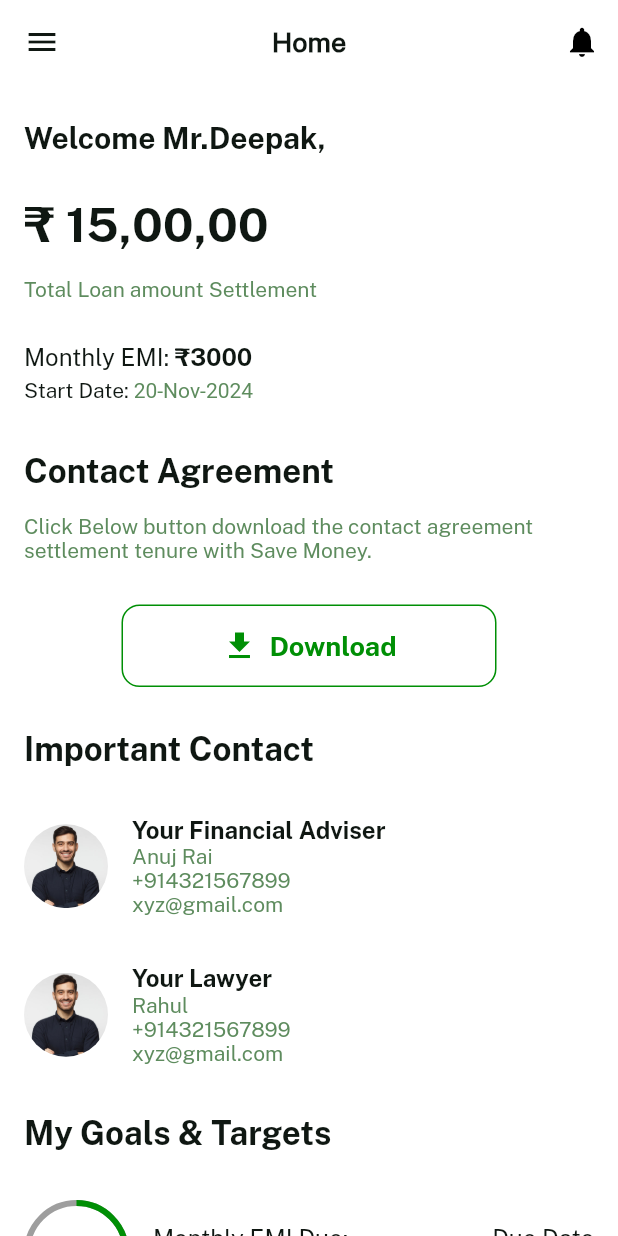
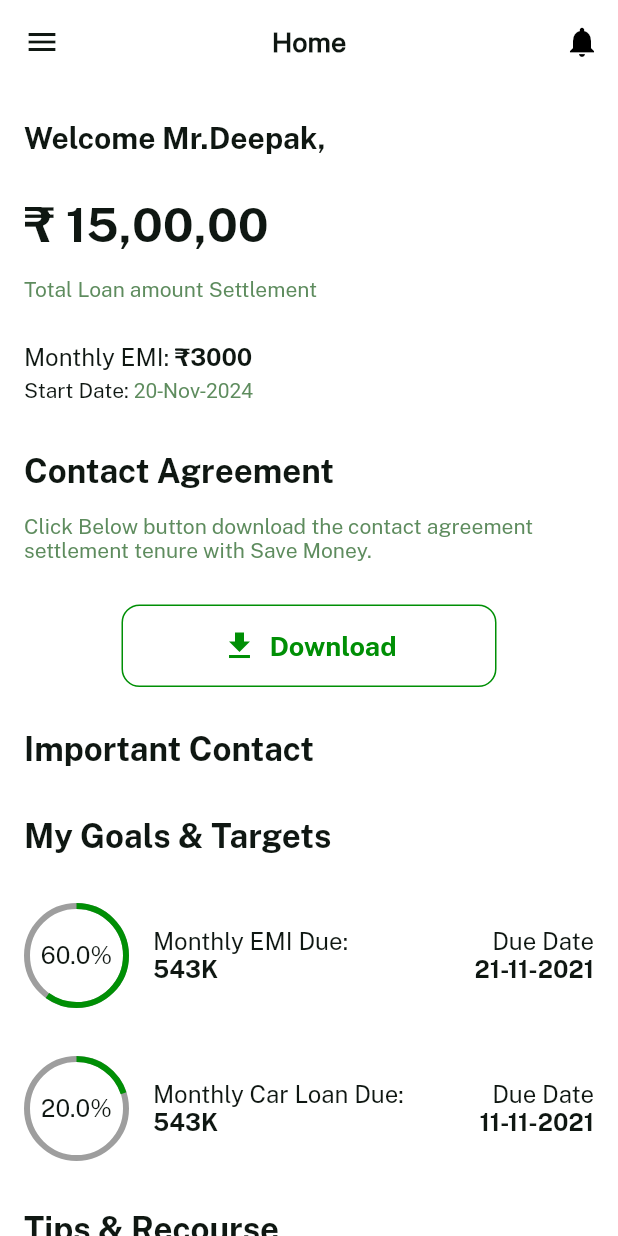
Before and after one commit to Anuj-Rai12/settle_loan, a Flutter app: the HomeScreen screen opened by its route, on a phone screen of 412 x 824 dp. Run offline on Flutter 3.47's test engine with Material 2 defaults, Android fonts, the phone set to English and light mode, and no system bars; drawn by our look-alikes of percent_indicator; our stand-ins replace flutter_bloc, shared_preferences; missing offline and left inert: sealed_flutter_bloc; accounts and stored records are empty; network calls fail.

```diff
--- a/lib/domain/model/ImportantContactInfomation.dart
+++ /dev/null
@@ -1,31 +0,0 @@
-import '../../values/res/Resources.dart';
-
-class ImportantContactInformation {
-  String title;
-  String name;
-  String phoneNumber;
-  String email;
-  String src;
-
-  ImportantContactInformation(
-      {required this.title,
-      required this.email,
-      required this.name,
-      required this.src,
-      required this.phoneNumber});
-
-  static List<ImportantContactInformation> contacts = [
-    ImportantContactInformation(
-        title: "Your Financial Adviser",
-        email: "xyz@gmail.com",
-        phoneNumber: "+914321567899",
-        src: profilePic,
-        name: "Anuj Rai"),
-    ImportantContactInformation(
-        title: "Your Lawyer",
-        email: "xyz@gmail.com",
-        phoneNumber: "+914321567899",
-        src: profilePic,
-        name: "Rahul")
-  ];
-}
--- a/lib/main.dart
+++ b/lib/main.dart
@@ -19,6 +19,7 @@ import 'package:loansettle/presentaion/ui/NegoatationScreen.dart';
 import 'package:loansettle/presentaion/ui/SplashScreen.dart';
 import 'package:loansettle/presentaion/viewmodel/EscalationScreenViewModel.dart';
 import 'package:loansettle/presentaion/viewmodel/ForgetPasswordViewModel.dart';
+import 'package:loansettle/presentaion/viewmodel/ImportantContactViewModel.dart';
 import 'package:loansettle/presentaion/viewmodel/LoginViewModel.dart';
 import 'package:loansettle/presentaion/viewmodel/TipsAndResoucesViewModel.dart';
 import 'package:loansettle/values/color/Colors.dart';
@@ -44,6 +45,7 @@ class MyApp extends StatelessWidget {
           BlocProvider(create: (context) => TipsAndResourcesViewModel()),
           BlocProvider(create: (context) => EscalationScreenViewModel()),
           BlocProvider(create: (context) => ForgetPasswordViewModel()),
+          BlocProvider(create: (context) => ImportantContactViewModel()),
         ],
         child: MaterialApp(
           theme: ThemeData(
--- a/lib/presentaion/ui/HomeScreen.dart
+++ b/lib/presentaion/ui/HomeScreen.dart
@@ -1,6 +1,5 @@
 import 'package:flutter/material.dart';
 import 'package:loansettle/domain/model/GoalsAndTraget.dart';
-import 'package:loansettle/domain/model/ImportantContactInfomation.dart';
 import 'package:loansettle/domain/model/TipsAndResource.dart';
 import 'package:loansettle/presentaion/ui/adaptor/GoalsTargetsAdaptor.dart';
 import 'package:loansettle/presentaion/ui/adaptor/LaywerInfo.dart';
@@ -172,8 +171,8 @@ class _HomeScreenState extends State<HomeScreen> {
                     fontSize: 22,
                   )),
             ),
-            listOfImportantContact(
-                ImportantContactInformation.contacts, context),
+          /*  listOfImportantContact(
+                ImportantContactInformation.contacts, context),*/
             Container(
               padding: const EdgeInsets.all(16),
               child: const Text("My Goals & Targets",
--- a/lib/presentaion/ui/LoginScreen.dart
+++ b/lib/presentaion/ui/LoginScreen.dart
@@ -143,11 +143,13 @@ class _LoginScreenState extends State<LoginScreen> {
                     context.goToNextScreenPopUp("/goTOScreen")
                   },
                   (error) => {
-                        showDialogBox(
+                    context.goToNextScreenPopUp("/goTOScreen")
+                        /*showDialogBox(
                             context,
                             "Failed",
                             "${isValidString(error.error) ? error.e.toString() : error.error}",
-                            true,(){})
+                            true,(){})*/
+
                       });
             },
             child: SealedBlocBuilder4<LoginViewModel, SealedState, Inital,
--- a/lib/presentaion/ui/adaptor/LaywerInfo.dart
+++ b/lib/presentaion/ui/adaptor/LaywerInfo.dart
@@ -1,11 +1,12 @@
 import 'package:flutter/material.dart';
-import 'package:loansettle/domain/model/ImportantContactInfomation.dart';
+import 'package:loansettle/domain/model/contacts/ImportantContactsResponse.dart';
 import 'package:loansettle/values/fonts/Fonts.dart';
 
 import '../../../values/color/Colors.dart';
+import '../../../values/res/Resources.dart';
 
 Widget listOfImportantContact(
-    List<ImportantContactInformation> arr, BuildContext context) {
+    List<ImportantContacts> arr, BuildContext context) {
   return Column(
     children: [
       ListView.builder(
@@ -28,7 +29,7 @@ Widget listOfImportantContact(
                           borderRadius: BorderRadius.circular(28),
                           // This makes the corners circular
                           child: Image.asset(
-                            data.src,
+                            profilePic,
                             fit: BoxFit
                                 .cover, // This ensures the image covers the box without stretching
                           ),
@@ -39,22 +40,22 @@ Widget listOfImportantContact(
                         child: Column(
                           crossAxisAlignment: CrossAxisAlignment.start,
                           children: [
-                            Text(data.title,
+                            Text(data.position ?? "",
                                 style: const TextStyle(
                                     fontFamily: publicSansBold,
                                     color: Color(textColor),
                                     fontSize: 16)),
-                            Text(data.name,
+                            Text(data.name ?? "",
                                 style: const TextStyle(
                                     fontFamily: publicSansReg,
                                     color: Color(editTextColor),
                                     fontSize: 14)),
-                            Text(data.phoneNumber,
+                            Text(data.mobileNo ?? "",
                                 style: const TextStyle(
                                     fontFamily: publicSansReg,
                                     color: Color(editTextColor),
                                     fontSize: 14)),
-                            Text(data.email,
+                            Text(data.email ?? "",
                                 style: const TextStyle(
                                     fontFamily: publicSansReg,
                                     color: Color(editTextColor),
--- /dev/null
+++ b/lib/presentaion/viewmodel/ImportantContactViewModel.dart
@@ -0,0 +1,20 @@
+import 'package:flutter_bloc/flutter_bloc.dart';
+import 'package:loansettle/utils/BlocEvent.dart';
+import 'package:loansettle/utils/SealedState.dart';
+import '../../data/repo/ImportantContactsRepository.dart';
+
+class ImportantContactViewModel extends Bloc<BlocEvent, SealedState> {
+  final _repo = ImportantContactsRepository();
+
+  ImportantContactViewModel() : super(SealedState.initial()) {
+
+    on<DataRequested>((event, emit) async {
+      try {
+        var response = await _repo.importantContact();
+        emit(SealedState.success(success: response));
+      } catch (e) {
+        emit(SealedState.error(e.toString(), null));
+      }
+    });
+  }
+}
--- a/lib/utils/FilesUtils.dart
+++ b/lib/utils/FilesUtils.dart
@@ -53,6 +53,6 @@ class ApiUrl {
 
   static const String tipsAndResources="api/details/HelpResources";
   static const String escalationEndPoint="api/details/Escalation";
-
+  static const String importantContact ="api/details/ImportantContacts";
 
 }
```
Also changed, not shown: lib/data/repo/ImportantContactsRepository.dart (added, +28 -0 lines), lib/domain/model/contacts/ImportantContactsResponse.dart (added, +30 -0 lines), lib/domain/usecase/ImportantContactsApi.dart (added, +7 -0 lines), lib/presentaion/ui/ContactUsScreen.dart (+65 -20 lines).
